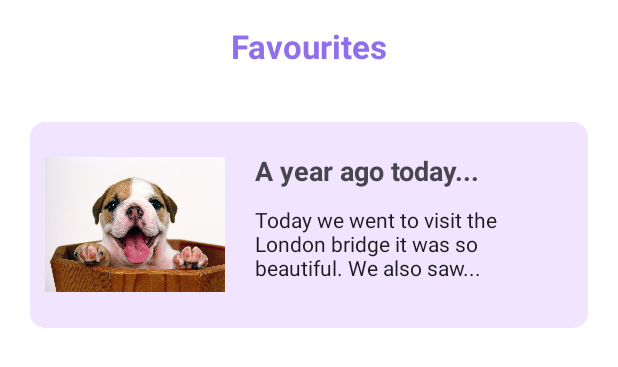
After one commit to luciayn/bloom, an Android app: the layout favourites_fragment.xml on its own in the app's theme, with its tools: preview values and no code run, on a phone screen of 412 x 824 dp. The commit adds this screen. Shown: the top 367 px of the screen. Run offline under Robolectric (Android 15) with nearby library versions, the phone set to English and light mode, and no system bars.

Commit message:
WIP: things v2

```diff
--- a/app/build.gradle
+++ b/app/build.gradle
@@ -45,6 +45,8 @@ dependencies {
     implementation 'com.google.firebase:firebase-analytics:21.6.2'
     implementation 'com.google.firebase:firebase-database:20.3.1'
     implementation 'com.google.firebase:firebase-storage:20.3.0'
+    implementation 'com.squareup.picasso:picasso:2.71828'
+
 
 }
 dependencies {
--- /dev/null
+++ b/app/src/main/res/layout/favourites_fragment.xml
@@ -0,0 +1,82 @@
+<?xml version="1.0" encoding="utf-8"?>
+<androidx.constraintlayout.widget.ConstraintLayout xmlns:android="http://schemas.android.com/apk/res/android"
+    xmlns:app="http://schemas.android.com/apk/res-auto"
+    xmlns:tools="http://schemas.android.com/tools"
+    android:layout_width="match_parent"
+    android:layout_height="match_parent"
+    android:background="@color/white"
+    tools:context=".NotificationsFragment">
+
+    <TextView
+        android:id="@+id/notificationsTitle"
+        android:layout_width="wrap_content"
+        android:layout_height="wrap_content"
+        android:text="Favourites"
+        android:textAppearance="@style/TextAppearance.AppCompat.Large"
+        android:textColor="@color/purple"
+        android:textStyle="bold"
+        app:layout_constraintStart_toStartOf="parent"
+        app:layout_constraintTop_toTopOf="parent"
+        app:layout_constraintEnd_toEndOf="parent"
+        android:layout_marginTop="16dp"/>
+
+    <ScrollView
+        android:layout_width="0dp"
+        android:layout_height="0dp"
+        app:layout_constraintTop_toBottomOf="@id/notificationsTitle"
+        app:layout_constraintBottom_toBottomOf="parent"
+        app:layout_constraintStart_toStartOf="parent"
+        app:layout_constraintEnd_toEndOf="parent"
+        android:fillViewport="true">
+
+        <LinearLayout
+            android:layout_width="match_parent"
+            android:layout_height="wrap_content"
+            android:orientation="vertical"
+            android:padding="16dp"
+            android:id="@+id/favourites_layout">
+
+            <LinearLayout
+                android:layout_width="wrap_content"
+                android:layout_height="wrap_content"
+                android:orientation="horizontal"
+                android:background="@drawable/round_edges"
+                android:padding="10dp"
+                android:layout_gravity="center"
+                android:layout_marginTop="20dp"
+                android:id="@+id/favourite_layout">
+
+                <ImageView
+                    android:id="@+id/image_notification"
+                    android:layout_width="120dp"
+                    android:layout_height="90dp"
+                    android:src="@drawable/photo1"
+                    android:layout_gravity="center"/>
+
+                <LinearLayout
+                    android:layout_width="wrap_content"
+                    android:layout_height="wrap_content"
+                    android:layout_gravity="center"
+                    android:padding="10dp"
+                    android:layout_marginStart="10dp"
+                    android:orientation="vertical">
+
+                    <TextView
+                        android:id="@+id/textView6"
+                        android:layout_width="202dp"
+                        android:layout_height="35dp"
+                        android:text="@string/a_year_ago_today"
+                        android:textAppearance="@style/TextAppearance.AppCompat.Medium"
+                        android:textStyle="bold" />
+
+                    <TextView
+                        android:id="@+id/textView7"
+                        android:layout_width="202dp"
+                        android:layout_height="62dp"
+                        android:text="@string/entry_example"
+                        android:textAppearance="@style/TextAppearance.AppCompat.Body1" />
+                </LinearLayout>
+            </LinearLayout>
+        </LinearLayout>
+    </ScrollView>
+</androidx.constraintlayout.widget.ConstraintLayout>
```
Also changed, not shown: app/src/main/java/es/uc3m/android/bloom/FavouritesFragment.java (added, +78 -0 lines), app/src/main/java/es/uc3m/android/bloom/ProfileFragment.java (+9 -2 lines), app/src/main/res/layout/favourite_item.xml (added, +38 -0 lines).
